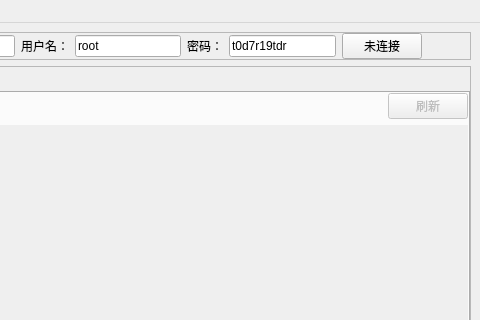
The window that app.ui (dingzb/tdr_apptool) describes before a commit, drawn with Qt 5; both pictures show x 320 to 800 and y 0 to 320 of the 800 by 600 pixel window.
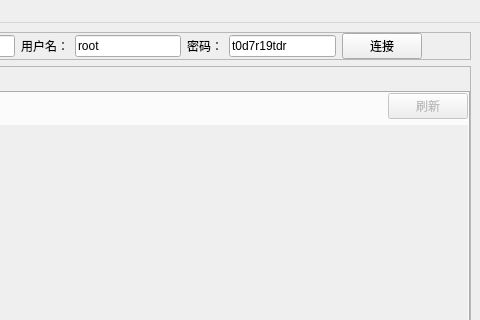
The same window after the commit.

Commit message: 将连接过程改为独立线程

Diff of the .ui file:
```diff
--- a/app.ui
+++ b/app.ui
@@ -647,7 +647,7 @@
        <item>
         <widget class="QPushButton" name="ConnectButton">
          <property name="text">
-          <string>未连接</string>
+          <string>连接</string>
          </property>
          <property name="flat">
           <bool>false</bool>
```
Left out of the diff: 21 changed lines with no effect on the pictures. The commit also changes 3 other files.
